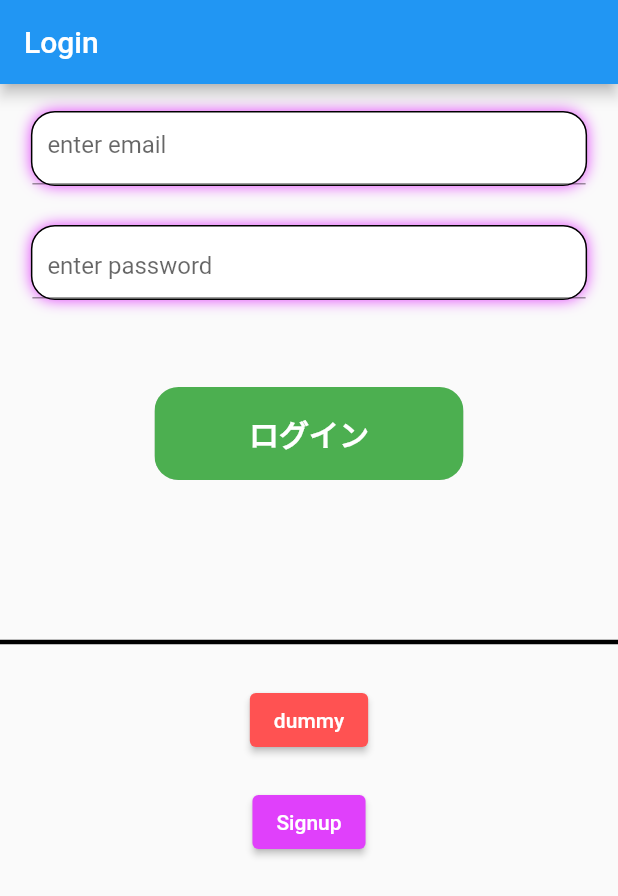
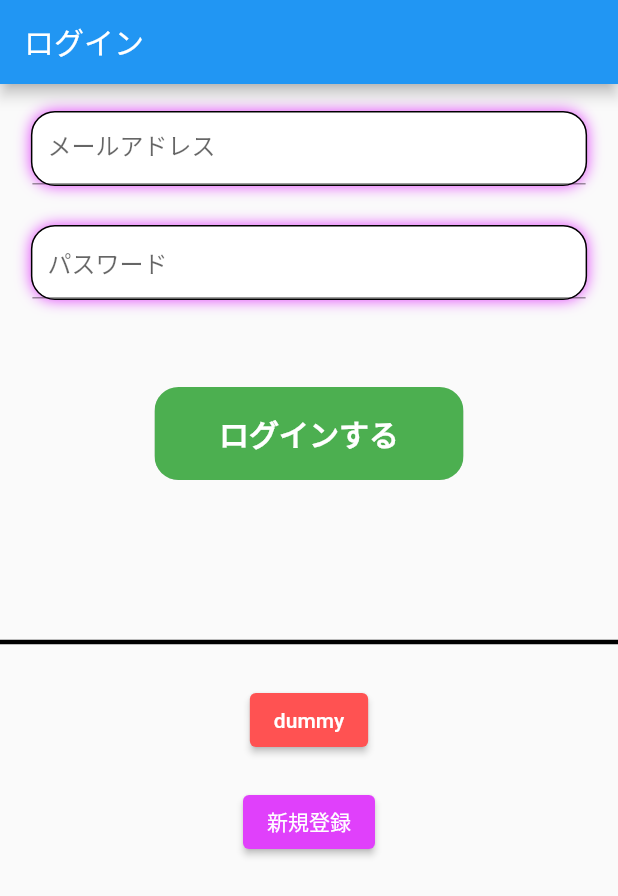
Before and after one commit to hidechy/flutter_udemy_firebase, a Flutter app: the screen it shows after launch, on a phone screen of 412 x 824 dp. Shown: the top 896 px of the screen. Run offline on Flutter 3.47's test engine with Material 2 defaults, Android fonts, the phone set to English and light mode, and no system bars; our stand-ins replace cloud_firestore, firebase_auth, firebase_core, flutter_riverpod, freezed_annotation; accounts and stored records are empty.

Commit message:
テキスト集約

```diff
--- a/lib/components/rounded_button.dart
+++ b/lib/components/rounded_button.dart
@@ -30,7 +30,7 @@ class RoundedButton extends StatelessWidget {
             padding: const EdgeInsets.symmetric(vertical: 16, horizontal: 8),
             child: Text(
               text,
-              style: TextStyle(
+              style: const TextStyle(
                 fontSize: 20,
                 fontWeight: FontWeight.bold,
               ),
--- a/lib/components/rounded_password_field.dart
+++ b/lib/components/rounded_password_field.dart
@@ -1,5 +1,6 @@
 import 'package:flutter/material.dart';
 
+import '../constants/strings.dart';
 import 'text_field_container.dart';
 
 class RoundedPasswordField extends StatelessWidget {
@@ -34,7 +35,7 @@ class RoundedPasswordField extends StatelessWidget {
         controller: controller,
         obscureText: obscureText,
         decoration: InputDecoration(
-          hintText: 'enter password',
+          hintText: passwordText,
           contentPadding:
               const EdgeInsets.only(top: 5, bottom: 10, left: 10, right: 10),
           suffix: InkWell(
--- /dev/null
+++ b/lib/constants/strings.dart
@@ -0,0 +1,16 @@
+const String mailAddressText = 'メールアドレス';
+const String passwordText = 'パスワード';
+
+//
+const String signupTitle = '新規登録';
+const String signupText = '新規登録する';
+const String dummyUserName = 'hidechy';
+const String signupCompleteText = '新規登録成功';
+
+//
+const String loginTitle = 'ログイン';
+const String loginText = 'ログインする';
+
+//
+const String homeTitle = 'ホーム';
+const String logoutText = 'ログアウトする';
--- a/lib/main.dart
+++ b/lib/main.dart
@@ -3,6 +3,7 @@
 import 'package:firebase_core/firebase_core.dart';
 import 'package:flutter/material.dart';
 import 'package:flutter_riverpod/flutter_riverpod.dart';
+import 'package:test_udemy_firebase/constants/strings.dart';
 import 'package:test_udemy_firebase/models/login_model.dart';
 
 import 'constants/routes.dart' as routes;
@@ -48,7 +49,7 @@ class MyHomePage extends ConsumerWidget {
 
     return Scaffold(
         appBar: AppBar(
-          title: const Text('Home'),
+          title: const Text(homeTitle),
         ),
         body: Center(
           child: Column(
@@ -63,7 +64,7 @@ class MyHomePage extends ConsumerWidget {
 
                   routes.toLoginPage(context: context, mainModel: mainModel);
                 },
-                child: const Text('logout'),
+                child: const Text(logoutText),
               ),
               Text((mainModel.currentUser == null) ? 'null' : 'not null'),
             ],
--- a/lib/models/login_model.dart
+++ b/lib/models/login_model.dart
@@ -1,8 +1,10 @@
 import 'package:firebase_auth/firebase_auth.dart';
 import 'package:flutter/cupertino.dart';
 import 'package:flutter_riverpod/flutter_riverpod.dart';
-import 'package:test_udemy_firebase/models/main_model.dart';
+
 import '../constants/routes.dart' as routes;
+
+import 'main_model.dart';
 
 final loginProvider = ChangeNotifierProvider((ref) => LoginModel());
 
--- a/lib/models/signup_model.dart
+++ b/lib/models/signup_model.dart
@@ -4,6 +4,7 @@ import 'package:cloud_firestore/cloud_firestore.dart';
 import 'package:firebase_auth/firebase_auth.dart';
 import 'package:flutter/material.dart';
 import 'package:flutter_riverpod/flutter_riverpod.dart';
+import 'package:test_udemy_firebase/constants/strings.dart';
 
 import '../constants/routes.dart' as routes;
 import '../domain/firestore_user/firestore_user.dart';
@@ -23,7 +24,7 @@ class SignupModel extends ChangeNotifier {
     final now = Timestamp.now();
 
     final firestoreUser = FirestoreUser(
-      userName: 'hidechy',
+      userName: dummyUserName,
       uid: uid,
       email: email,
       createdAt: now,
@@ -34,7 +35,7 @@ class SignupModel extends ChangeNotifier {
     await FirebaseFirestore.instance.collection('users').doc(uid).set(userData);
 
     ScaffoldMessenger.of(context).showSnackBar(
-      const SnackBar(content: Text('user create')),
+      const SnackBar(content: Text(signupCompleteText)),
     );
 
     routes.toMyApp(context: context);
--- a/lib/views/login_page.dart
+++ b/lib/views/login_page.dart
@@ -2,13 +2,14 @@
 
 import 'package:flutter/material.dart';
 import 'package:flutter_riverpod/flutter_riverpod.dart';
-import 'package:test_udemy_firebase/components/rounded_button.dart';
-import 'package:test_udemy_firebase/components/rounded_password_field.dart';
-import 'package:test_udemy_firebase/components/rounded_text_field.dart';
-import 'package:test_udemy_firebase/models/main_model.dart';
 
+import '../components/rounded_button.dart';
+import '../components/rounded_password_field.dart';
+import '../components/rounded_text_field.dart';
 import '../constants/routes.dart' as routes;
+import '../constants/strings.dart';
 import '../models/login_model.dart';
+import '../models/main_model.dart';
 
 class LoginPage extends ConsumerWidget {
   const LoginPage({super.key});
@@ -27,7 +28,7 @@ class LoginPage extends ConsumerWidget {
 
     return Scaffold(
       appBar: AppBar(
-        title: const Text('Login'),
+        title: const Text(loginTitle),
       ),
       body: Column(
         children: [
@@ -38,7 +39,7 @@ class LoginPage extends ConsumerWidget {
             controller: emailEditingController,
             color: Colors.white,
             borderColor: Colors.black,
-            hintText: 'enter email',
+            hintText: mailAddressText,
           ),
           const SizedBox(height: 10),
           RoundedPasswordField(
@@ -63,7 +64,7 @@ class LoginPage extends ConsumerWidget {
             },
             withRate: 0.5,
             color: Colors.green,
-            text: 'ログイン',
+            text: loginText,
           ),
           const SizedBox(height: 100),
           const Divider(color: Colors.black, thickness: 3),
@@ -87,7 +88,7 @@ class LoginPage extends ConsumerWidget {
             onPressed: () {
               routes.toSignupPage(context: context);
             },
-            child: const Text('Signup'),
+            child: const Text(signupTitle),
           ),
         ],
       ),
--- a/lib/views/signup_page.dart
+++ b/lib/views/signup_page.dart
@@ -2,10 +2,11 @@
 
 import 'package:flutter/material.dart';
 import 'package:flutter_riverpod/flutter_riverpod.dart';
-import 'package:test_udemy_firebase/components/rounded_button.dart';
-import 'package:test_udemy_firebase/components/rounded_password_field.dart';
 
+import '../components/rounded_button.dart';
+import '../components/rounded_password_field.dart';
 import '../components/rounded_text_field.dart';
+import '../constants/strings.dart';
 import '../models/signup_model.dart';
 
 class SignupPage extends ConsumerWidget {
@@ -23,7 +24,7 @@ class SignupPage extends ConsumerWidget {
 
     return Scaffold(
       appBar: AppBar(
-        title: const Text('Signup'),
+        title: const Text(signupTitle),
       ),
       body: Column(
         children: [
@@ -34,7 +35,7 @@ class SignupPage extends ConsumerWidget {
             controller: emailEditingController,
             color: Colors.white,
             borderColor: Colors.black,
-            hintText: 'enter email',
+            hintText: mailAddressText,
           ),
           const SizedBox(height: 10),
           RoundedPasswordField(
@@ -53,7 +54,7 @@ class SignupPage extends ConsumerWidget {
             },
             withRate: 0.5,
             color: Colors.green,
-            text: '新規登録',
+            text: signupText,
           ),
         ],
       ),
```
Also changed, not shown: lib/constants/colors.dart (added), lib/constants/doubles.dart (added), lib/constants/enums.dart (added), lib/constants/ints.dart (added), lib/constants/maps.dart (added), lib/constants/others.dart (added), lib/constants/voids.dart (added), lib/constants/widgets.dart (added).
